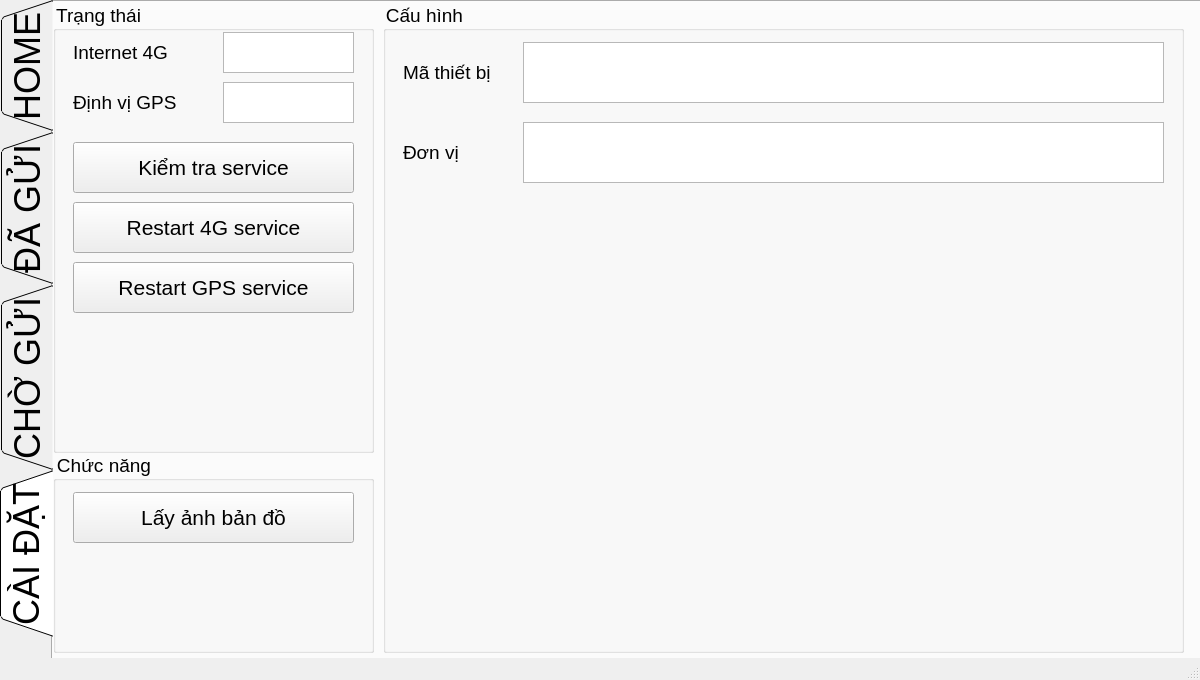
This is UI/main.ui in ToanICV/speed_gun as Qt 5 draws it before an edit. The edited form follows.
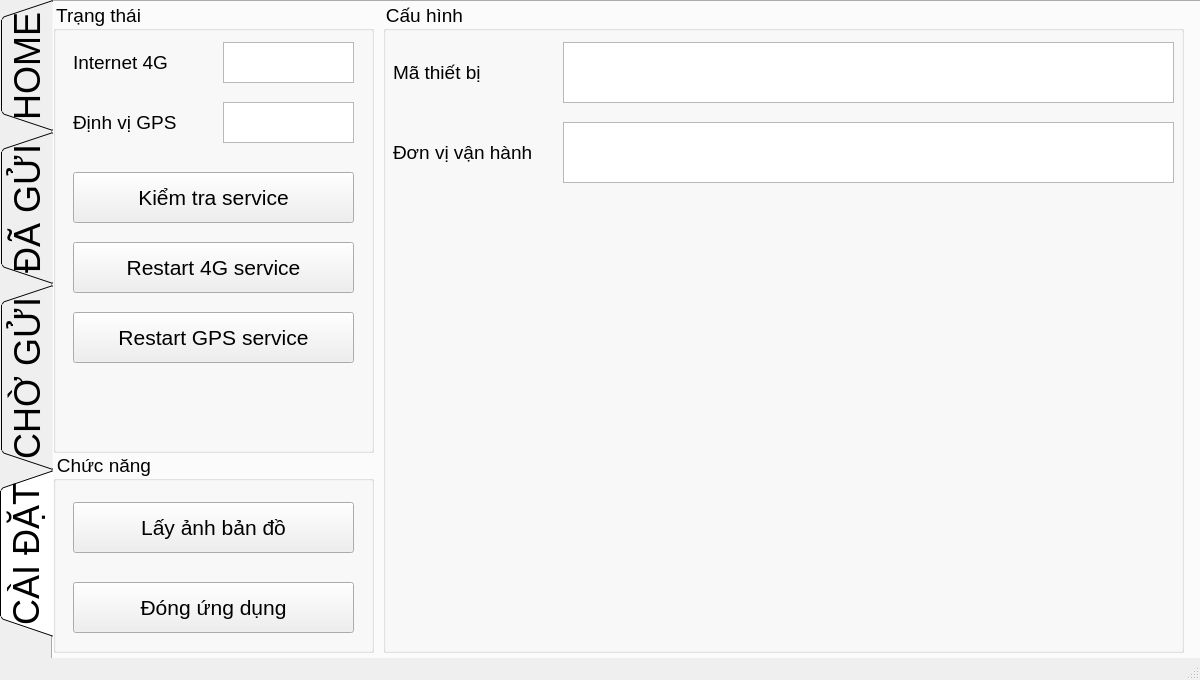
This is the edited form. The open tabs and pages were chosen to show the change.

The edit to the form file:
```diff
--- a/UI/main.ui
+++ b/UI/main.ui
@@ -515,7 +515,7 @@
        <property name="geometry">
         <rect>
          <x>20</x>
-         <y>40</y>
+         <y>50</y>
          <width>281</width>
          <height>51</height>
         </rect>
@@ -529,6 +529,24 @@
         <string>Lấy ảnh bản đồ</string>
        </property>
       </widget>
+      <widget class="QPushButton" name="btn_closeApp">
+       <property name="geometry">
+        <rect>
+         <x>20</x>
+         <y>130</y>
+         <width>281</width>
+         <height>51</height>
+        </rect>
+       </property>
+       <property name="font">
+        <font>
+         <pointsize>16</pointsize>
+        </font>
+       </property>
+       <property name="text">
+        <string>Đóng ứng dụng</string>
+       </property>
+      </widget>
      </widget>
      <widget class="QGroupBox" name="groupBox_4">
       <property name="geometry">
@@ -554,8 +572,8 @@
        <property name="geometry">
         <rect>
          <x>20</x>
-         <y>30</y>
-         <width>131</width>
+         <y>40</y>
+         <width>151</width>
          <height>41</height>
         </rect>
        </property>
@@ -567,8 +585,8 @@
        <property name="geometry">
         <rect>
          <x>20</x>
-         <y>80</y>
-         <width>131</width>
+         <y>100</y>
+         <width>151</width>
          <height>41</height>
         </rect>
        </property>
@@ -580,7 +598,7 @@
        <property name="geometry">
         <rect>
          <x>170</x>
-         <y>30</y>
+         <y>40</y>
          <width>131</width>
          <height>41</height>
         </rect>
@@ -593,7 +611,7 @@
        <property name="geometry">
         <rect>
          <x>170</x>
-         <y>80</y>
+         <y>100</y>
          <width>131</width>
          <height>41</height>
         </rect>
@@ -606,7 +624,7 @@
        <property name="geometry">
         <rect>
          <x>20</x>
-         <y>140</y>
+         <y>170</y>
          <width>281</width>
          <height>51</height>
         </rect>
@@ -624,7 +642,7 @@
        <property name="geometry">
         <rect>
          <x>20</x>
-         <y>200</y>
+         <y>240</y>
          <width>281</width>
          <height>51</height>
         </rect>
@@ -642,7 +660,7 @@
        <property name="geometry">
         <rect>
          <x>20</x>
-         <y>260</y>
+         <y>310</y>
          <width>281</width>
          <height>51</height>
         </rect>
@@ -680,9 +698,9 @@
       <widget class="QTextEdit" name="te_deviceID">
        <property name="geometry">
         <rect>
-         <x>140</x>
+         <x>180</x>
          <y>40</y>
-         <width>641</width>
+         <width>611</width>
          <height>61</height>
         </rect>
        </property>
@@ -690,7 +708,7 @@
       <widget class="QLabel" name="label_11">
        <property name="geometry">
         <rect>
-         <x>20</x>
+         <x>10</x>
          <y>50</y>
          <width>111</width>
          <height>41</height>
@@ -703,9 +721,9 @@
       <widget class="QTextEdit" name="te_deviceID_2">
        <property name="geometry">
         <rect>
-         <x>140</x>
+         <x>180</x>
          <y>120</y>
-         <width>641</width>
+         <width>611</width>
          <height>61</height>
         </rect>
        </property>
@@ -713,14 +731,14 @@
       <widget class="QLabel" name="label_16">
        <property name="geometry">
         <rect>
-         <x>20</x>
+         <x>10</x>
          <y>130</y>
-         <width>101</width>
+         <width>161</width>
          <height>41</height>
         </rect>
        </property>
        <property name="text">
-        <string>Đơn vị</string>
+        <string>Đơn vị vận hành</string>
        </property>
       </widget>
      </widget>
```
Left out of the diff: 4 changed lines with no effect on the pictures.
